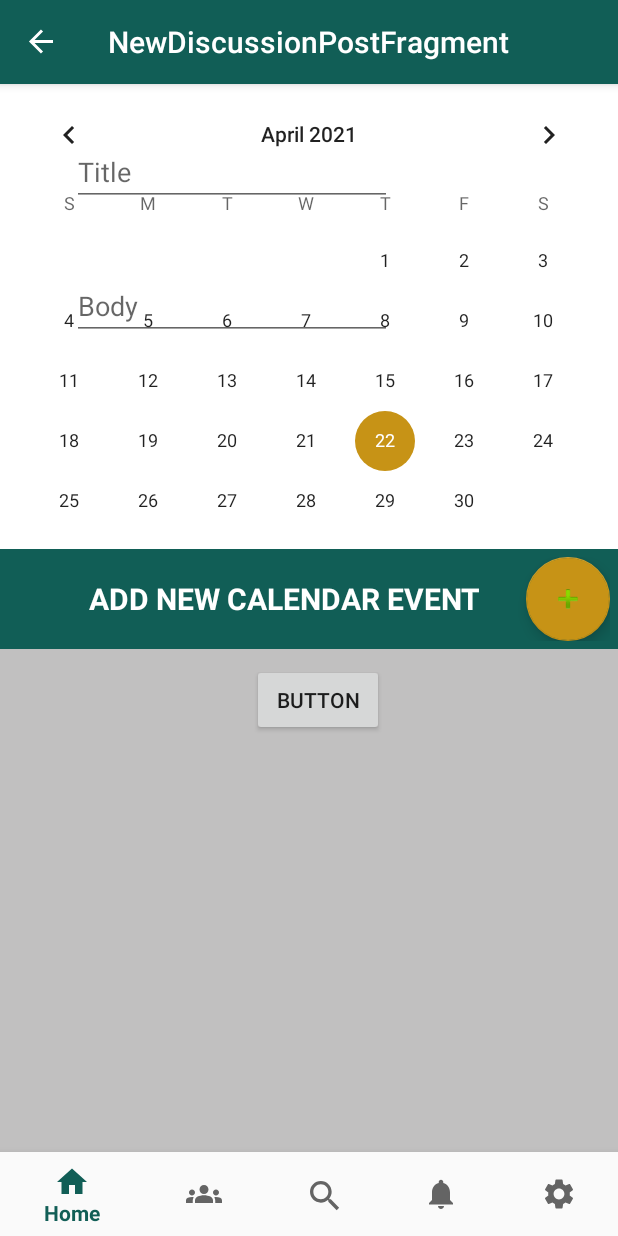
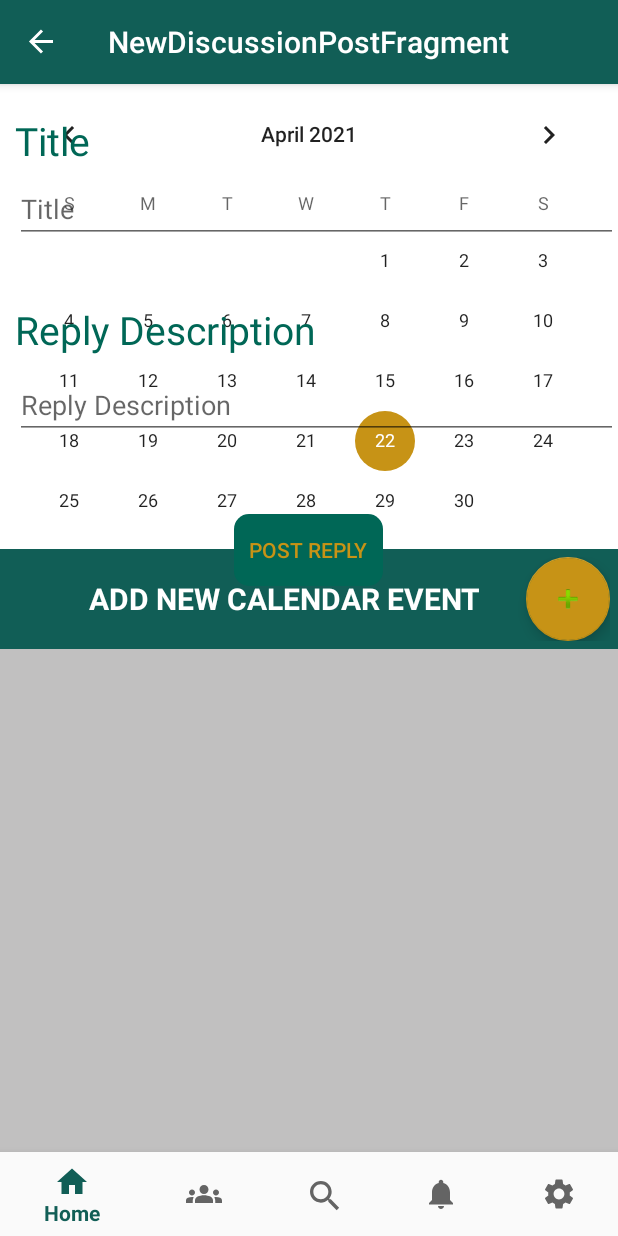
Before and after one commit to WSU-4110/WarriorSocial, an Android app: the NewDiscussionPostFragment screen opened through its navigation route, on a phone screen of 412 x 824 dp. Run offline under Robolectric (Android 15) with nearby library versions, the phone set to English and light mode, and no system bars; our stand-ins replace Firebase (no records; nobody signed in at launch, a user with empty details on screens opened directly), navigation-ui; 1 statement that could not run was skipped.

```diff
--- a/app/src/main/res/layout/fragment_new_discussion_post.xml
+++ b/app/src/main/res/layout/fragment_new_discussion_post.xml
@@ -1,31 +1,54 @@
 <?xml version="1.0" encoding="utf-8"?>
-<androidx.constraintlayout.widget.ConstraintLayout
+<LinearLayout
     xmlns:android="http://schemas.android.com/apk/res/android"
     xmlns:app="http://schemas.android.com/apk/res-auto"
     xmlns:tools="http://schemas.android.com/tools"
     android:layout_width="match_parent"
-    android:layout_height="match_parent">
+    android:layout_height="match_parent"
+    android:orientation="vertical">
+
+    <TextView
+        android:layout_width="wrap_content"
+        android:layout_height="wrap_content"
+        android:text="Title"
+        android:textSize="26dp"
+        android:layout_marginStart="10dp"
+        android:layout_marginTop="20dp"
+        android:textColor="@color/WSUGreen"
+        android:gravity="bottom">
+    </TextView>
 
     <EditText
         android:id="@+id/discussion_title"
-        android:layout_width="wrap_content"
+        android:layout_width="match_parent"
         android:layout_height="wrap_content"
-        android:layout_marginStart="48dp"
-        android:layout_marginTop="36dp"
+        android:layout_marginStart="10dp"
+        android:layout_marginTop="5dp"
         android:ems="10"
         android:hint="Title"
         android:inputType="textPersonName"
         app:layout_constraintStart_toStartOf="parent"
         app:layout_constraintTop_toTopOf="parent" />
 
+    <TextView
+        android:layout_width="wrap_content"
+        android:layout_height="wrap_content"
+        android:text="Reply Description"
+        android:textSize="26dp"
+        android:layout_marginStart="10dp"
+        android:layout_marginTop="40dp"
+        android:textColor="@color/WSUGreen"
+        android:gravity="bottom">
+    </TextView>
     <EditText
         android:id="@+id/discussion_text"
-        android:layout_width="wrap_content"
+        android:layout_width="match_parent"
         android:layout_height="wrap_content"
-        android:layout_marginTop="44dp"
+        android:layout_marginTop="10dp"
+        android:layout_marginStart="10dp"
         android:ems="10"
         android:gravity="start|top"
-        android:hint="Body"
+        android:hint="Reply Description"
         android:inputType="textMultiLine"
         app:layout_constraintStart_toStartOf="@+id/discussion_title"
         app:layout_constraintTop_toBottomOf="@+id/discussion_title" />
@@ -34,9 +57,13 @@
         android:id="@+id/discussion_post_button"
         android:layout_width="wrap_content"
         android:layout_height="wrap_content"
-        android:layout_marginStart="120dp"
-        android:layout_marginTop="216dp"
-        android:text="Button"
+        android:layout_gravity="center"
+        android:padding="10dp"
+        android:backgroundTint="@color/WSUGreen"
+        android:textColor="@color/WSUGold"
+        android:background="@drawable/roundedcorners"
+        android:layout_marginTop="50dp"
+        android:text="Post reply"
         app:layout_constraintStart_toStartOf="@+id/discussion_text"
         app:layout_constraintTop_toBottomOf="@+id/discussion_text" />
-</androidx.constraintlayout.widget.ConstraintLayout>
+</LinearLayout>
```
